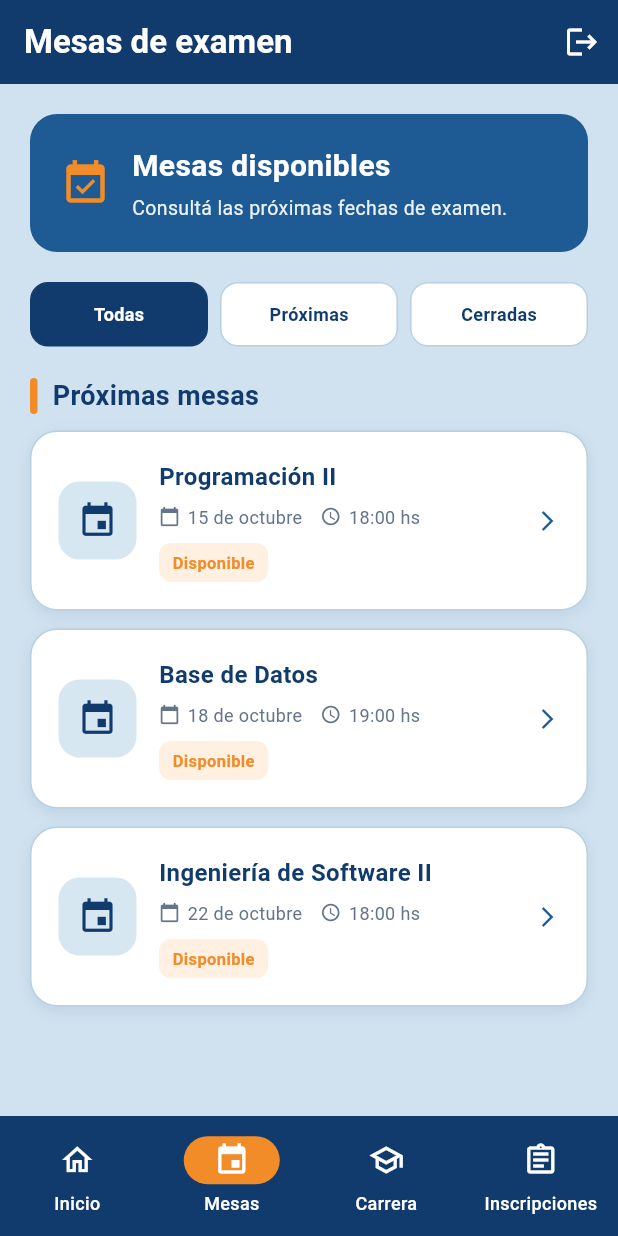
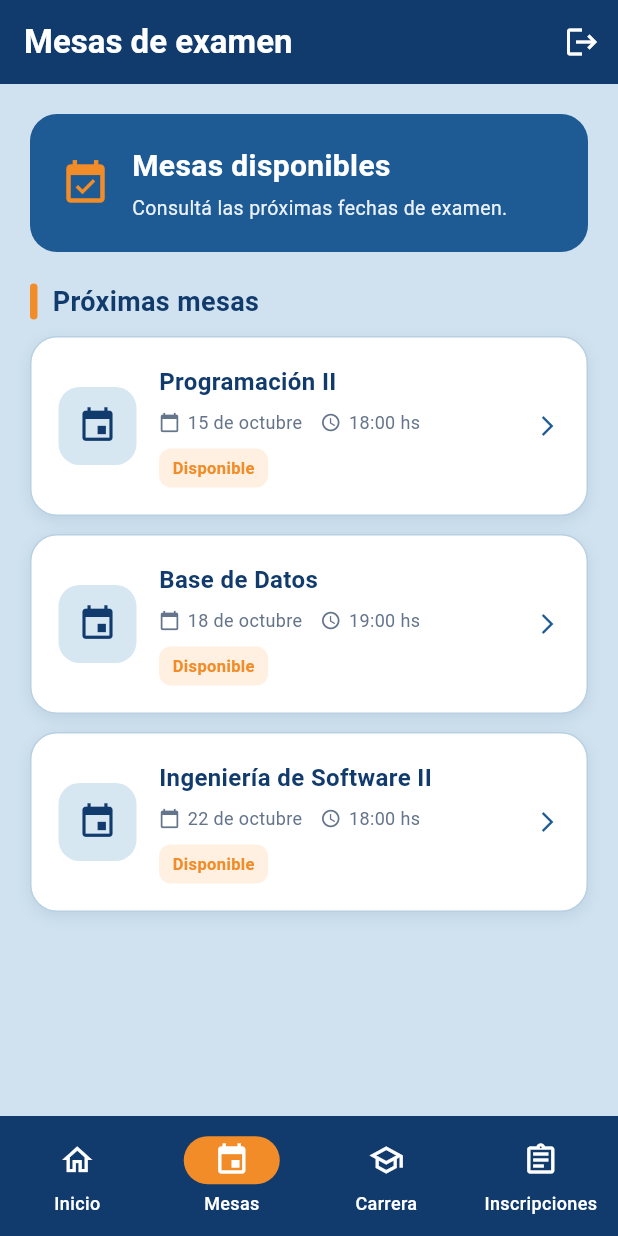
Before and after one commit to cebollin093/mesanet_mobile, a Flutter app: the HomeScreen screen opened directly with sample values from the repository, item 2 of the bottom bar chosen, on a phone screen of 412 x 824 dp. Run offline on Flutter 3.47's test engine with Material 3 defaults, Android fonts, the phone set to English and light mode, and no system bars; our stand-ins replace pdf, printing; Roboto replaces fonts that are missing (Poppins).

Commit message:
ui: eliminacion de filtros no funcionales de mesas

```diff
--- a/lib/screens/alumno/mesas_screen.dart
+++ b/lib/screens/alumno/mesas_screen.dart
@@ -130,31 +130,6 @@ class MesasScreen extends StatelessWidget {
             ),
           ),
           const SizedBox(height: 20),
-          const Row(
-            children: [
-              Expanded(
-                child: FilterButton(
-                  title: 'Todas',
-                  selected: true,
-                ),
-              ),
-              SizedBox(width: 8),
-              Expanded(
-                child: FilterButton(
-                  title: 'Próximas',
-                  selected: false,
-                ),
-              ),
-              SizedBox(width: 8),
-              Expanded(
-                child: FilterButton(
-                  title: 'Cerradas',
-                  selected: false,
-                ),
-              ),
-            ],
-          ),
-          const SizedBox(height: 20),
           const SectionTitle(
             title: 'Próximas mesas',
           ),
```
